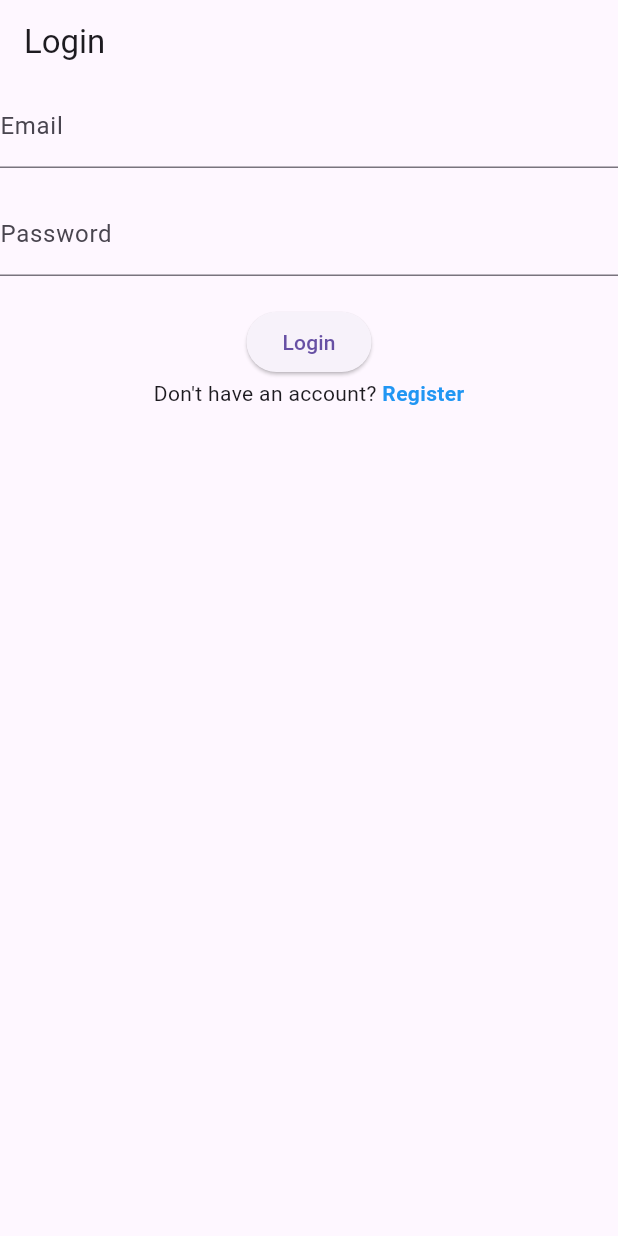
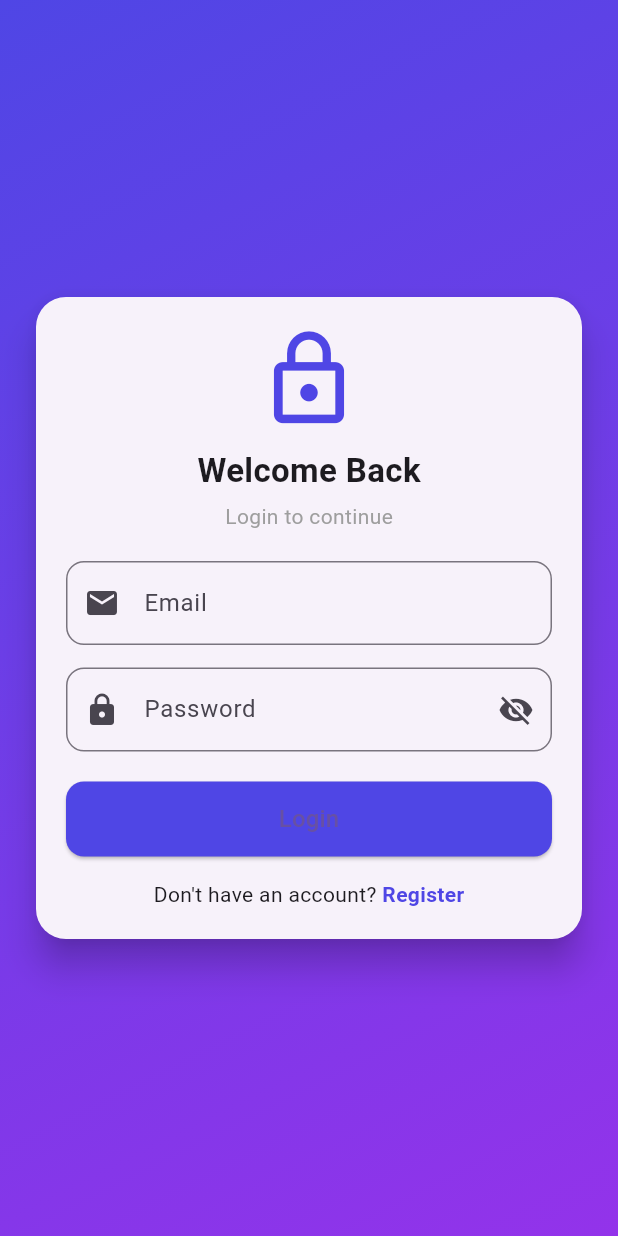
Before and after one commit to kamesh-m07/AI-Seller-Assistant, a Flutter app: the screen it shows after launch, on a phone screen of 412 x 824 dp. Run offline on Flutter 3.47's test engine with Material 3 defaults, Android fonts, the phone set to English and light mode, and no system bars; our stand-ins replace cloud_firestore, firebase_auth, firebase_core, flutter_dotenv, flutter_gemini; accounts and stored records are empty.

Commit message:
Loginscreen Ui changes

```diff
--- a/lib/screens/login.dart
+++ b/lib/screens/login.dart
@@ -1,60 +1,159 @@
-import 'package:ai_seller_assistant/screens/dashbord.dart';
-import 'package:ai_seller_assistant/screens/register.dart';
+import 'package:flutter/material.dart';
 import 'package:firebase_auth/firebase_auth.dart';
-import 'package:firebase_core/firebase_core.dart';
-import 'package:flutter/material.dart';
+import 'dashbord.dart';
+import 'register.dart';
 
 class LoginScreen extends StatefulWidget {
   const LoginScreen({super.key});
 
   @override
-  State<LoginScreen> createState() => _LoginScreenState();
+  State<LoginScreen> createState() => LoginScreenState();
 }
 
-class _LoginScreenState extends State<LoginScreen> {
-  //login text fields
-
+class LoginScreenState extends State<LoginScreen> {
   final TextEditingController emailController = TextEditingController();
   final TextEditingController passwordController = TextEditingController();
 
+  bool isLoading = false;
+  bool obscurePassword = true;
+
   Future<void> loginUser() async {
+    setState(() => isLoading = true);
+
     try {
       await FirebaseAuth.instance.signInWithEmailAndPassword(
         email: emailController.text.trim(),
         password: passwordController.text.trim(),
       );
-      ScaffoldMessenger.of(
+
+      if (!mounted) return;
+
+      ScaffoldMessenger.of(context).showSnackBar(
+        const SnackBar(content: Text('Login Successful')),
+      );
+
+      Navigator.pushReplacement(
         context,
-      ).showSnackBar(SnackBar(content: Text('Login Successful')));
-      Navigator.pushReplacement(context, MaterialPageRoute(builder: (_)=> Dashbord()));
+        MaterialPageRoute(builder: (_) => const Dashbord()),
+      );
     } on FirebaseAuthException catch (e) {
-      ScaffoldMessenger.of(
-        context,
-      ).showSnackBar(SnackBar(content: Text(e.message ?? "Login Faild")));
+      ScaffoldMessenger.of(context).showSnackBar(
+        SnackBar(content: Text(e.message ?? "Login Failed")),
+      );
     }
+
+    setState(() => isLoading = false);
   }
 
   @override
   Widget build(BuildContext context) {
     return Scaffold(
-      appBar: AppBar(title: Text('Login')),
-      body: Column(
+      body: Container(
+        width: double.infinity,
+        decoration: const BoxDecoration(
+          gradient: LinearGradient(
+            colors: [Color(0xFF4F46E5), Color(0xFF9333EA)],
+            begin: Alignment.topLeft,
+            end: Alignment.bottomRight,
+          ),
+        ),
+        child: Center(
+          child: SingleChildScrollView(
+            child: Padding(
+              padding: const EdgeInsets.all(20),
+              child: Card(
+                elevation: 10,
+                shape: RoundedRectangleBorder(
+                  borderRadius: BorderRadius.circular(20),
+                ),
+                child: Padding(
+                  padding: const EdgeInsets.all(20),
+                  child: Column(
+                    mainAxisSize: MainAxisSize.min,
                     children: [
+                      const Icon(
+                        Icons.lock_outline,
+                        size: 70,
+                        color: Color(0xFF4F46E5),
+                      ),
+                      const SizedBox(height: 10),
+                      const Text(
+                        "Welcome Back",
+                        style: TextStyle(
+                          fontSize: 22,
+                          fontWeight: FontWeight.bold,
+                        ),
+                      ),
+                      const SizedBox(height: 5),
+                      const Text(
+                        "Login to continue",
+                        style: TextStyle(color: Colors.grey),
+                      ),
+                      const SizedBox(height: 20),
+
                       TextField(
                         controller: emailController,
-            decoration: InputDecoration(label: Text('Email')),
+                        decoration: InputDecoration(
+                          prefixIcon: const Icon(Icons.email),
+                          labelText: "Email",
+                          border: OutlineInputBorder(
+                            borderRadius: BorderRadius.circular(12),
                           ),
-          const SizedBox(height: 16),
+                        ),
+                      ),
+
+                      const SizedBox(height: 15),
+
                       TextField(
                         controller: passwordController,
-            decoration: InputDecoration(label: Text('Password')),
+                        obscureText: obscurePassword,
+                        decoration: InputDecoration(
+                          prefixIcon: const Icon(Icons.lock),
+                          labelText: "Password",
+                          border: OutlineInputBorder(
+                            borderRadius: BorderRadius.circular(12),
+                          ),
+                          suffixIcon: IconButton(
+                            icon: Icon(
+                              obscurePassword
+                                  ? Icons.visibility_off
+                                  : Icons.visibility,
+                            ),
+                            onPressed: () {
+                              setState(() {
+                                obscurePassword = !obscurePassword;
+                              });
+                            },
+                          ),
+                        ),
                       ),
 
                       const SizedBox(height: 20),
 
-          ElevatedButton(onPressed: loginUser, child: Text('Login')),
+                      SizedBox(
+                        width: double.infinity,
+                        height: 50,
+                        child: ElevatedButton(
+                          onPressed: isLoading ? null : loginUser,
+                          style: ElevatedButton.styleFrom(
+                            backgroundColor: const Color(0xFF4F46E5),
+                            shape: RoundedRectangleBorder(
+                              borderRadius: BorderRadius.circular(12),
+                            ),
+                          ),
+                          child: isLoading
+                              ? const CircularProgressIndicator(
+                                  color: Colors.white,
+                                )
+                              : const Text(
+                                  "Login",
+                                  style: TextStyle(fontSize: 16),
+                                ),
+                        ),
+                      ),
 
-          // Register the Account
+                      const SizedBox(height: 15),
+
                       Row(
                         mainAxisAlignment: MainAxisAlignment.center,
                         children: [
@@ -64,14 +163,14 @@ class _LoginScreenState extends State<LoginScreen> {
                               Navigator.push(
                                 context,
                                 MaterialPageRoute(
-                      builder: (context) => const RegisterScreen(),
+                                  builder: (_) => const RegisterScreen(),
                                 ),
                               );
                             },
                             child: const Text(
                               "Register",
                               style: TextStyle(
-                    color: Colors.blue,
+                                color: Color(0xFF4F46E5),
                                 fontWeight: FontWeight.bold,
                               ),
                             ),
@@ -80,6 +179,12 @@ class _LoginScreenState extends State<LoginScreen> {
                       ),
                     ],
                   ),
+                ),
+              ),
+            ),
+          ),
+        ),
+      ),
     );
   }
 }
```
Lines whose indentation alone changed are shown as unchanged.
